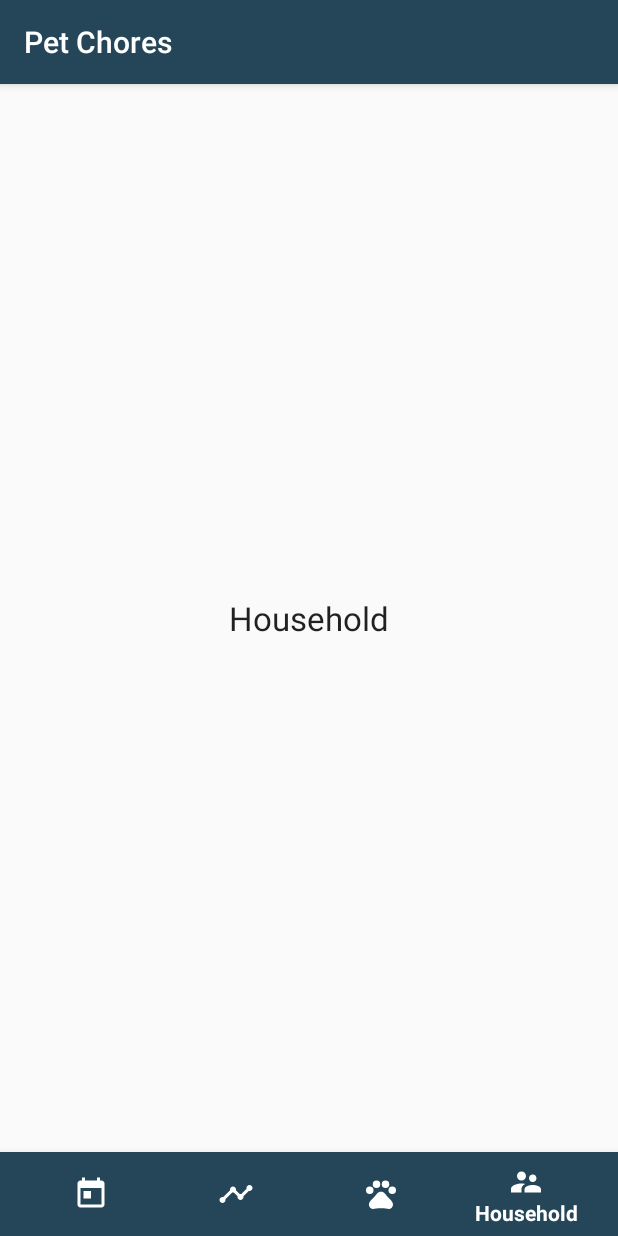
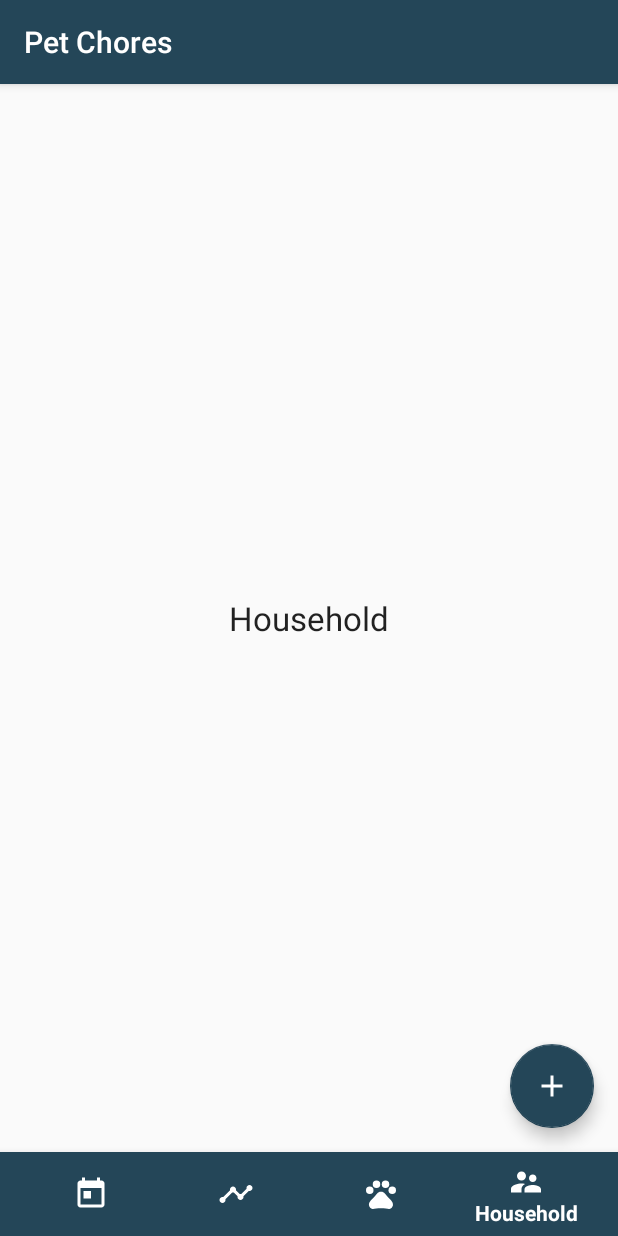
Before and after one commit to Treblenaut/PetChores, an Android app: the screen it shows after launch (MainActivity), item 4 of the bottom bar chosen, on a phone screen of 412 x 824 dp. Run offline under Robolectric (Android 15) with nearby library versions, the phone set to English and light mode, and no system bars.

Commit message:
Added FAB

```diff
--- a/app/src/main/java/com/example/treblenaut/householdpetstracker/HouseholdFragment.java
+++ b/app/src/main/java/com/example/treblenaut/householdpetstracker/HouseholdFragment.java
@@ -2,6 +2,8 @@ package com.example.treblenaut.householdpetstracker;
 
 import android.os.Bundle;
 import android.support.annotation.Nullable;
+import android.support.design.widget.FloatingActionButton;
+import android.support.design.widget.Snackbar;
 import android.support.v4.app.Fragment;
 import android.view.LayoutInflater;
 import android.view.View;
@@ -11,10 +13,6 @@ public class HouseholdFragment extends Fragment {
     @Nullable
     @Override
     public View onCreateView(LayoutInflater inflater, @Nullable ViewGroup container, @Nullable Bundle savedInstanceState) {
-        //just change the fragment_dashboard
-        //with the fragment you want to inflate
-        //like if the class is HomeFragment it should have R.layout.home_fragment
-        //if it is DashboardFragment it should have R.layout.fragment_dashboard
         return inflater.inflate(R.layout.fragment_household, null);
     }
 }
--- a/app/src/main/java/com/example/treblenaut/householdpetstracker/MainActivity.java
+++ b/app/src/main/java/com/example/treblenaut/householdpetstracker/MainActivity.java
@@ -3,9 +3,12 @@ package com.example.treblenaut.householdpetstracker;
 import android.os.Bundle;
 import android.support.annotation.NonNull;
 import android.support.design.widget.BottomNavigationView;
+import android.support.design.widget.FloatingActionButton;
+import android.support.design.widget.Snackbar;
 import android.support.v4.app.Fragment;
 import android.support.v7.app.AppCompatActivity;
 import android.view.MenuItem;
+import android.view.View;
 import android.widget.TextView;
 
 public class MainActivity extends AppCompatActivity {
@@ -43,6 +46,16 @@ public class MainActivity extends AppCompatActivity {
         //Loading the default fragment
         loadFragment(new TodayFragment());
 
+        //FAB
+        FloatingActionButton fab = findViewById(R.id.fab);
+        fab.setOnClickListener(new View.OnClickListener() {
+            @Override
+            public void onClick(View view) {
+                Snackbar.make(view, "Here's a snackbar", Snackbar.LENGTH_LONG)
+                        .setAction("Action", null).show();
+            }
+        });
+
         //Bottom navigation view and its listener
         BottomNavigationView navigation = (BottomNavigationView) findViewById(R.id.navigation);
         navigation.setOnNavigationItemSelectedListener(mOnNavigationItemSelectedListener);
--- /dev/null
+++ b/app/src/main/res/drawable/ic_add_black_24dp.xml
@@ -0,0 +1,5 @@
+<vector android:height="24dp" android:tint="#FFFFFF"
+    android:viewportHeight="24.0" android:viewportWidth="24.0"
+    android:width="24dp" xmlns:android="http://schemas.android.com/apk/res/android">
+    <path android:fillColor="#FF000000" android:pathData="M19,13h-6v6h-2v-6H5v-2h6V5h2v6h6v2z"/>
+</vector>
--- /dev/null
+++ b/app/src/main/res/drawable/ic_close_black_24dp.xml
@@ -0,0 +1,5 @@
+<vector android:height="24dp" android:tint="#FFFFFF"
+    android:viewportHeight="24.0" android:viewportWidth="24.0"
+    android:width="24dp" xmlns:android="http://schemas.android.com/apk/res/android">
+    <path android:fillColor="#FF000000" android:pathData="M19,6.41L17.59,5 12,10.59 6.41,5 5,6.41 10.59,12 5,17.59 6.41,19 12,13.41 17.59,19 19,17.59 13.41,12z"/>
+</vector>
--- a/app/src/main/res/layout/activity_main.xml
+++ b/app/src/main/res/layout/activity_main.xml
@@ -17,6 +17,18 @@
         app:layout_constraintStart_toStartOf="parent"
         app:layout_constraintTop_toTopOf="parent" />
 
+    <android.support.design.widget.FloatingActionButton
+        android:id="@+id/fab"
+        android:layout_width="wrap_content"
+        android:layout_height="wrap_content"
+        android:layout_marginEnd="16dp"
+        android:layout_marginBottom="16dp"
+        android:src="@drawable/ic_add_black_24dp"
+        app:rippleColor="@color/colorPrimaryDark"
+        app:fabSize="normal"
+        app:layout_constraintBottom_toBottomOf="@+id/fragment_container"
+        app:layout_constraintEnd_toEndOf="@+id/fragment_container" />
+
     <android.support.design.widget.BottomNavigationView
         android:id="@+id/navigation"
         android:layout_width="0dp"
--- a/app/src/main/res/layout/fragment_household.xml
+++ b/app/src/main/res/layout/fragment_household.xml
@@ -1,13 +1,15 @@
 <?xml version="1.0" encoding="utf-8"?>
-<android.support.constraint.ConstraintLayout
-    xmlns:android="http://schemas.android.com/apk/res/android" android:layout_width="match_parent"
-    android:layout_height="match_parent">
+<android.support.constraint.ConstraintLayout xmlns:android="http://schemas.android.com/apk/res/android"
+    android:layout_width="match_parent"
+    android:layout_height="match_parent"
+    xmlns:app="http://schemas.android.com/apk/res-auto">
 
     <TextView
+        android:id="@+id/textView"
         android:layout_width="match_parent"
         android:layout_height="match_parent"
+        android:gravity="center"
         android:text="@string/title_household"
-        android:gravity="center"
-        android:textAppearance="@style/Base.TextAppearance.AppCompat.Large"/>
+        android:textAppearance="@style/Base.TextAppearance.AppCompat.Large" />
 
 </android.support.constraint.ConstraintLayout>
--- a/app/src/main/res/values/colors.xml
+++ b/app/src/main/res/values/colors.xml
@@ -2,5 +2,5 @@
 <resources>
     <color name="colorPrimary">#244658</color>
     <color name="colorPrimaryDark">#1b3b4b</color>
-    <color name="colorAccent">#B34848</color>
+    <color name="colorAccent">#244658</color>
 </resources>
```
Also changed, not shown: app/src/main/res/drawable/ic_person_add_black_24dp.xml (added, +9 -0 lines).
